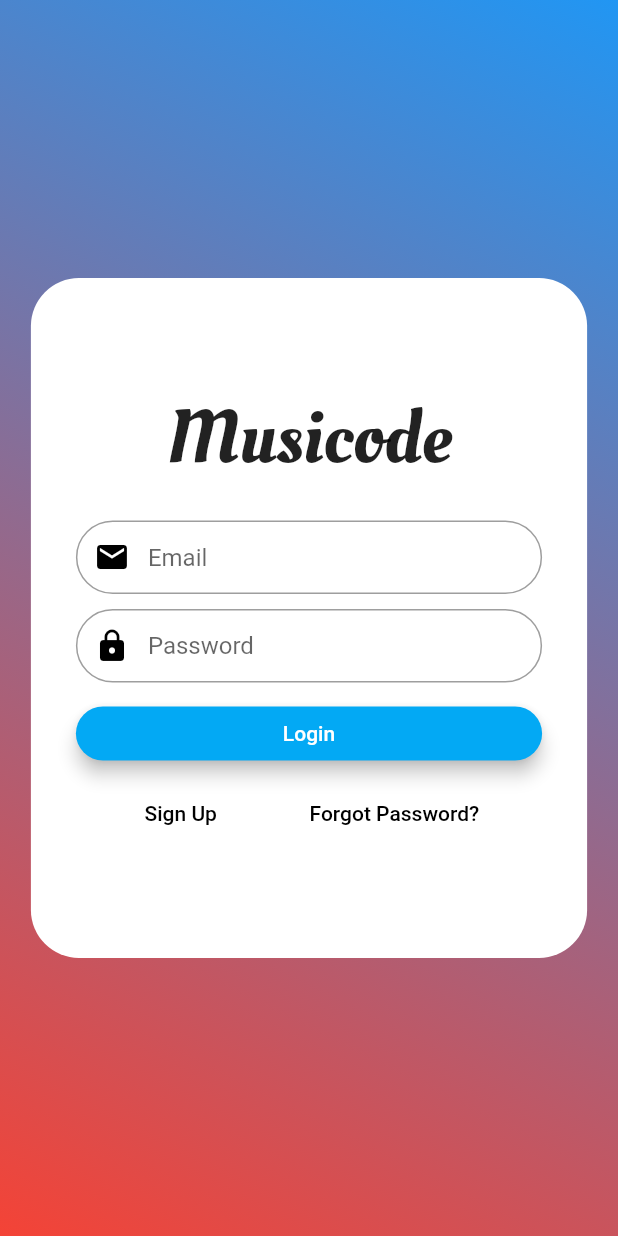
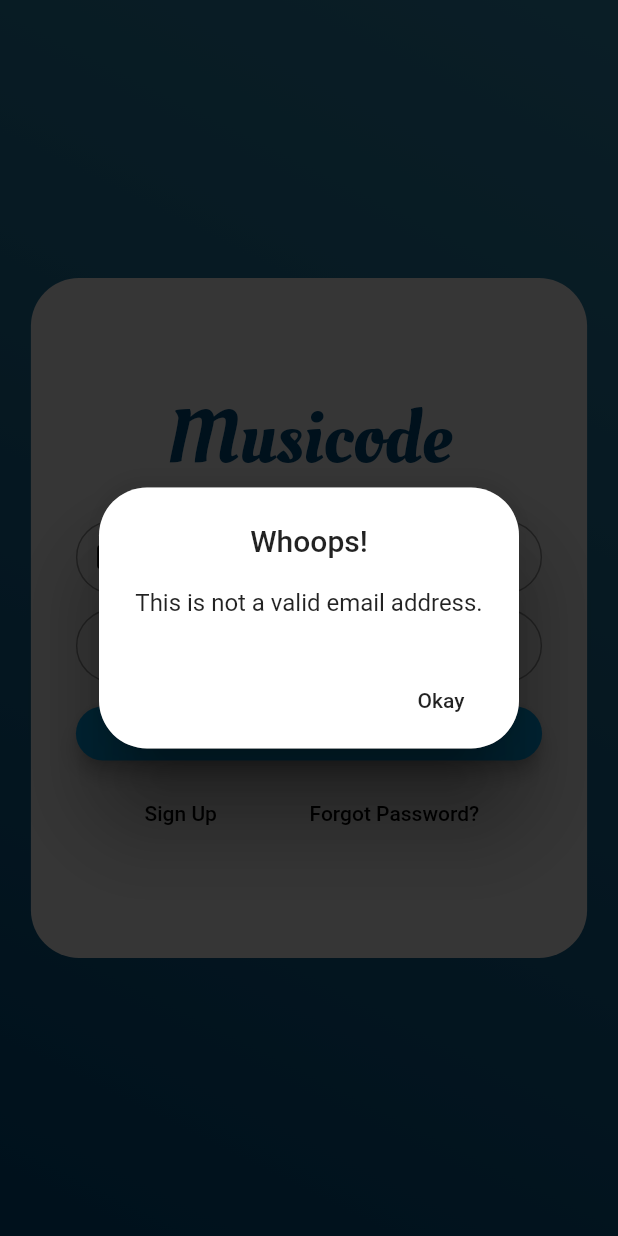
Before and after one commit to Jacob-Bendele/Musicode, a Flutter app: the AuthScreen screen opened by its route, after a tap on "Login", on a phone screen of 412 x 824 dp. Run offline on Flutter 3.47's test engine with Material 2 defaults, Android fonts, the phone set to English and light mode, and no system bars; missing offline and left inert: flutter_barcode_scanner.

```diff
--- a/lib/models/album.dart
+++ b/lib/models/album.dart
@@ -1,37 +1,40 @@
-import 'package:http/http.dart' as http;
-import 'dart:convert';
+import 'package:flutter/material.dart';
 
 class Album {
-  final String name = "Pablo Honey";
-  final String author = "Radiohead";
-  final String imageUrl = "";
-  final int prodDate = 1998;
-  bool favorited = true;
+  final String upc;
+  final String title;
+  final String artist;
+  final String imageUrl;
 
-  Album();
+  Album({
+    @required this.upc,
+    @required this.title,
+    @required this.artist,
+    @required this.imageUrl,
+  });
 
-  static void addAlbum() {
-    const url = "https://musicode-226a2.firebaseio.com/albums.json";
-    http
-        .post(url,
-            body: json.encode({
-              'title': name,
-              'author': author,
-              'imageUrl': null,
-              'prodDate': 1998
-            }))
-        .then((response) {
-      // the .then is thhe futur response from the http module.
-      // the .then is ggoing to allow us to wait on this request.
-      // async code is code that runs without stopping other code.
-      // can create our own futur for async programming. Dart
-      // will continue past a future waiting on the ..then().
-      // Very similar to interrupts in embedded programmingg
-      // the http package has meethods that return futures! that is
-      // why this beehaviour is the way it is.
-      // .then returns a new futur meaning .then can follow it again. This is called chaining.
-      // can use .catchErrorr if the future fails. Can call ..then after catccherror.
-      // Mediaquery will give you device sizes in the material package in flutter.
-    }); // responsee is ggiven to funcion
-  }
+//   static void addAlbum() {
+//     const url = "https://musicode-226a2.firebaseio.com/albums.json";
+//     http
+//         .post(url,
+//             body: json.encode({
+//               'title': name,
+//               'author': author,
+//               'imageUrl': null,
+//               'prodDate': 1998
+//             }))
+//         .then((response) {
+//       // the .then is thhe futur response from the http module.
+//       // the .then is ggoing to allow us to wait on this request.
+//       // async code is code that runs without stopping other code.
+//       // can create our own futur for async programming. Dart
+//       // will continue past a future waiting on the ..then().
+//       // Very similar to interrupts in embedded programmingg
+//       // the http package has meethods that return futures! that is
+//       // why this beehaviour is the way it is.
+//       // .then returns a new futur meaning .then can follow it again. This is called chaining.
+//       // can use .catchErrorr if the future fails. Can call ..then after catccherror.
+//       // Mediaquery will give you device sizes in the material package in flutter.
+//     }); // responsee is ggiven to funcion
+//   }
 }
--- a/lib/providers/album_provider.dart
+++ b/lib/providers/album_provider.dart
@@ -0,0 +1,92 @@
+import 'package:flutter/material.dart';
+import 'package:Musicode/models/Album.dart';
+
+class Albums with ChangeNotifier {
+  List<Album> _albums = [
+    Album(
+      upc: '',
+      title: 'OK computer',
+      artist: 'radiohead',
+      imageUrl:
+          'https://cdn.pixabay.com/photo/2016/10/02/22/17/red-t-shirt-1710578_1280.jpg',
+    ),
+    Album(
+      upc: '',
+      title: 'In Raingbows',
+      artist: 'radiohead',
+      imageUrl:
+          'https://i5.walmartimages.com/asr/cd193f07-fc44-4b60-8212-66bbd4b07817_1.c6a64e750652eb2ee68a72015d175c9f.jpeg?odnHeight=450&odnWidth=450&odnBg=ffffff',
+    ),
+    Album(
+      upc: '',
+      title: 'Kid A',
+      artist: 'radiohead',
+      imageUrl:
+          'https://i5.walmartimages.com/asr/cd193f07-fc44-4b60-8212-66bbd4b07817_1.c6a64e750652eb2ee68a72015d175c9f.jpeg?odnHeight=450&odnWidth=450&odnBg=ffffff',
+    ),
+    Album(
+      upc: '',
+      title: 'Kid A',
+      artist: 'radiohead',
+      imageUrl:
+          'https://i5.walmartimages.com/asr/cd193f07-fc44-4b60-8212-66bbd4b07817_1.c6a64e750652eb2ee68a72015d175c9f.jpeg?odnHeight=450&odnWidth=450&odnBg=ffffff',
+    ),
+    Album(
+      upc: '',
+      title: 'Kid A',
+      artist: 'radiohead',
+      imageUrl:
+          'https://i5.walmartimages.com/asr/cd193f07-fc44-4b60-8212-66bbd4b07817_1.c6a64e750652eb2ee68a72015d175c9f.jpeg?odnHeight=450&odnWidth=450&odnBg=ffffff',
+    ),
+    Album(
+      upc: '',
+      title: 'Kid A',
+      artist: 'radiohead',
+      imageUrl:
+          'https://i5.walmartimages.com/asr/cd193f07-fc44-4b60-8212-66bbd4b07817_1.c6a64e750652eb2ee68a72015d175c9f.jpeg?odnHeight=450&odnWidth=450&odnBg=ffffff',
+    ),
+    Album(
+      upc: '',
+      title: 'Kid A',
+      artist: 'radiohead',
+      imageUrl:
+          'https://i5.walmartimages.com/asr/cd193f07-fc44-4b60-8212-66bbd4b07817_1.c6a64e750652eb2ee68a72015d175c9f.jpeg?odnHeight=450&odnWidth=450&odnBg=ffffff',
+    ),
+    Album(
+      upc: '',
+      title: 'Kid A',
+      artist: 'radiohead',
+      imageUrl:
+          'https://i5.walmartimages.com/asr/cd193f07-fc44-4b60-8212-66bbd4b07817_1.c6a64e750652eb2ee68a72015d175c9f.jpeg?odnHeight=450&odnWidth=450&odnBg=ffffff',
+    ),
+    Album(
+      upc: '',
+      title: 'Kid A',
+      artist: 'radiohead',
+      imageUrl:
+          'https://i5.walmartimages.com/asr/cd193f07-fc44-4b60-8212-66bbd4b07817_1.c6a64e750652eb2ee68a72015d175c9f.jpeg?odnHeight=450&odnWidth=450&odnBg=ffffff',
+    ),
+    Album(
+      upc: '',
+      title: 'Kid A',
+      artist: 'radiohead',
+      imageUrl:
+          'https://i5.walmartimages.com/asr/cd193f07-fc44-4b60-8212-66bbd4b07817_1.c6a64e750652eb2ee68a72015d175c9f.jpeg?odnHeight=450&odnWidth=450&odnBg=ffffff',
+    ),
+    Album(
+      upc: '',
+      title: 'Kid A',
+      artist: 'radiohead',
+      imageUrl:
+          'https://i5.walmartimages.com/asr/cd193f07-fc44-4b60-8212-66bbd4b07817_1.c6a64e750652eb2ee68a72015d175c9f.jpeg?odnHeight=450&odnWidth=450&odnBg=ffffff',
+    ),
+  ];
+
+  List<Album> get albums {
+    return [..._albums];
+
+    void addAlbum() {
+      notifyListeners();
+    }
+  }
+}
--- a/lib/providers/auth_provider.dart
+++ b/lib/providers/auth_provider.dart
@@ -89,7 +89,7 @@ class Auth with ChangeNotifier {
   }
 
   bool get isAuth {
-    return _token != null;
+    return token != null;
   }
 
   String get token {
--- a/lib/screens/authentication_screen.dart
+++ b/lib/screens/authentication_screen.dart
@@ -27,8 +27,14 @@ class _AuthScreenState extends State<AuthScreen> {
     showDialog(
         context: context,
         builder: (ctx) => AlertDialog(
-              title: Text("An Error Occured!"),
-              content: Text(message),
+              title: Text(
+                "Whoops!",
+                textAlign: TextAlign.center,
+              ),
+              content: Text(
+                message,
+                textAlign: TextAlign.center,
+              ),
               actions: <Widget>[
                 FlatButton(
                   child: Text("Okay"),
@@ -37,6 +43,9 @@ class _AuthScreenState extends State<AuthScreen> {
                   },
                 ),
               ],
+              shape: RoundedRectangleBorder(
+                borderRadius: BorderRadius.circular(32.0),
+              ),
             ));
   }
 
@@ -58,6 +67,8 @@ class _AuthScreenState extends State<AuthScreen> {
       print("Invalid Email");
       _authData["email"] = "";
       print(_authData["email"]);
+      const errorMessage = "This is not a valid email address.";
+      _showErrorDialog(errorMessage);
       return false;
     }
     _authData["email"] = email;
@@ -67,23 +78,28 @@ class _AuthScreenState extends State<AuthScreen> {
   }
 
   bool _passwordValidator(String password, [String confirmPassword]) {
-    if (confirmPassword == null) {
+    if ((_authMode == AuthMode.Login) &&
+        (password.isEmpty || password.length < 6)) {
+      print("The password is to short! to login $_authMode");
+      const errorMessage = "Invalid password.";
+      _showErrorDialog(errorMessage);
+
+      return false;
+    } else if (confirmPassword != null && confirmPassword.isNotEmpty) {
       if (password.isEmpty || password.length < 6) {
         print("The password is to short!");
-        return false;
-      }
-
-      _authData["password"] = password;
-      return true;
-    } else if (confirmPassword != null && confirmPassword.isNotEmpty) {
-      if (password.isEmpty || password.length < 5) {
-        print("The password is to short!");
+        const errorMessage =
+            "This password is too short. Please use at least 6 characters.";
+        _showErrorDialog(errorMessage);
         return false;
       } else if (password != confirmPassword) {
         print("Passwords do not match!");
+        const errorMessage = "The passwords do not match.";
+        _showErrorDialog(errorMessage);
         return false;
       }
     }
+
     _authData["password"] = password;
     return true;
   }
@@ -118,7 +134,6 @@ class _AuthScreenState extends State<AuthScreen> {
       } else if (error.toString().contains('INVALID_PASSWORD')) {
         errorMessage = 'Invalid password.';
       }
-      print("do we even make it this far");
       _showErrorDialog(errorMessage);
     } catch (error) {
       const errorMessage =
@@ -138,7 +153,7 @@ class _AuthScreenState extends State<AuthScreen> {
           gradient: LinearGradient(
               begin: Alignment.topRight,
               end: Alignment.bottomLeft,
-              colors: [Colors.blue, Colors.red])),
+              colors: [Color(0xff318fb5), Color(0xff005086)])),
       child: Scaffold(
           backgroundColor: Colors.transparent,
           body: Center(
@@ -162,7 +177,9 @@ class _AuthScreenState extends State<AuthScreen> {
                           Text(
                             "Musicode",
                             style: TextStyle(
-                                fontFamily: "OleoScript", fontSize: 50),
+                                fontFamily: "OleoScript",
+                                fontSize: 50,
+                                color: Color(0xff005086)),
                           ),
                           SizedBox(height: 20),
                           // Email Input Field
--- a/pubspec.yaml
+++ b/pubspec.yaml
@@ -25,6 +25,9 @@ dependencies:
     sdk: flutter
   http: ^0.12.2
   provider: ^3.0.0
+  flutter_barcode_scanner: ^1.0.1
+
+
 
 
   # The following adds the Cupertino Icons font to your application.
```
Also changed, not shown: lib/main.dart (+14 -5 lines), lib/screens/camera_screen.dart (+82 -1 lines), lib/screens/favorites_screen.dart (deleted, +0 -8 lines), lib/screens/history_screen.dart (added, +84 -0 lines), pubspec.lock, 6 other files.
